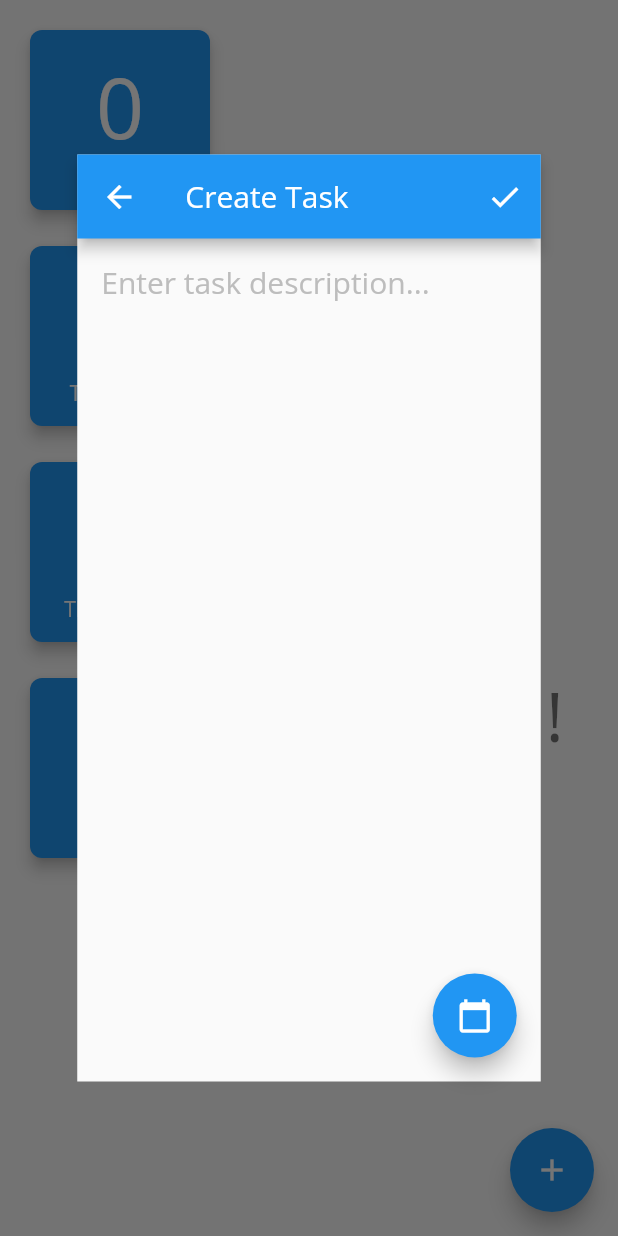
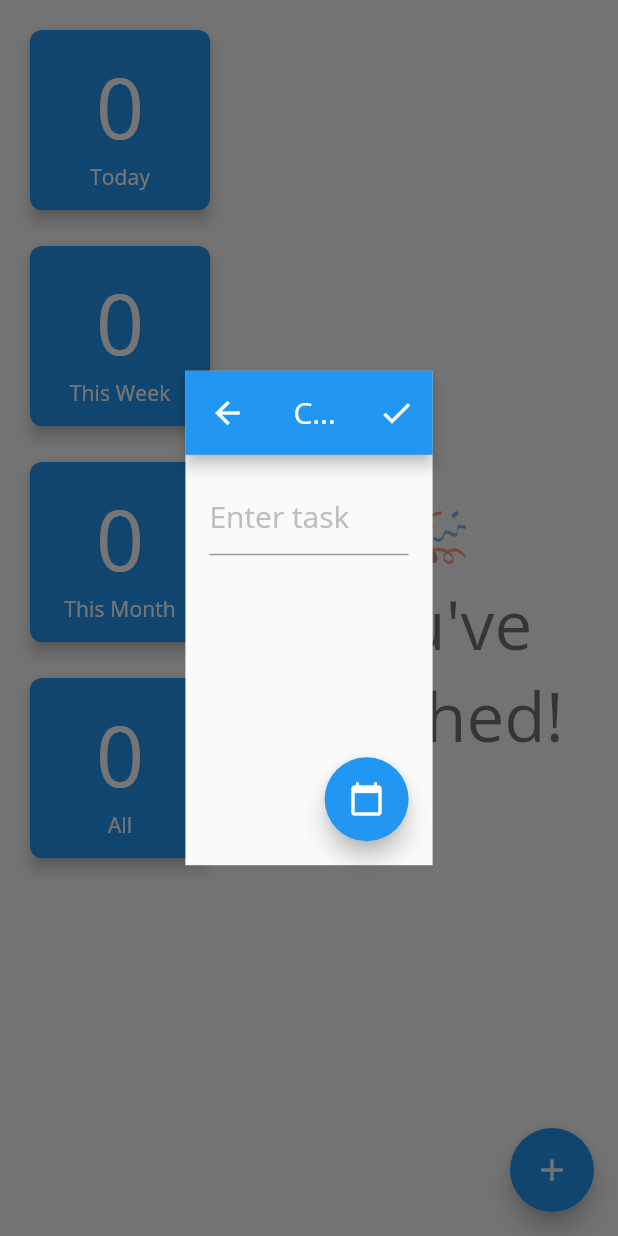
Before and after one commit to solutelabs/todo-app, a Flutter app: the RegularHomePage screen opened directly, after a tap on the "add" icon, on a phone screen of 412 x 824 dp. Run offline on Flutter 3.47's test engine with Material 2 defaults, Android fonts, the phone set to English and light mode, and no system bars; our stand-ins replace equatable, rxdart.

Commit message:
* Converted Textfield to Single Line only * Changed placeholder text

```diff
--- a/lib/pages/add_item_page.dart
+++ b/lib/pages/add_item_page.dart
@@ -79,9 +79,8 @@ class __AddItemPageStateBody extends State<_AddItemPageBody> {
                   onChanged: (text) => viewModel.description.add(text),
                   style: Theme.of(context).textTheme.title,
                   keyboardType: TextInputType.multiline,
-                  maxLines: null,
-                  decoration: InputDecoration.collapsed(
-                    hintText: 'Enter task description...',
+                  decoration: InputDecoration(
+                    hintText: 'Enter task',
                     hintStyle: Theme.of(context)
                         .textTheme
                         .title
--- a/lib/pages/home/home_page.dart
+++ b/lib/pages/home/home_page.dart
@@ -149,8 +149,8 @@ class _RegularHomePageState extends State<RegularHomePage> {
           builder: (context) {
             return Center(
               child: SizedBox(
-                width: MediaQuery.of(context).size.width * 0.75,
-                height: MediaQuery.of(context).size.height * 0.75,
+                width: MediaQuery.of(context).size.width * 0.4,
+                height: MediaQuery.of(context).size.height * 0.4,
                 child: AddItemPage(),
               ),
             );
```
